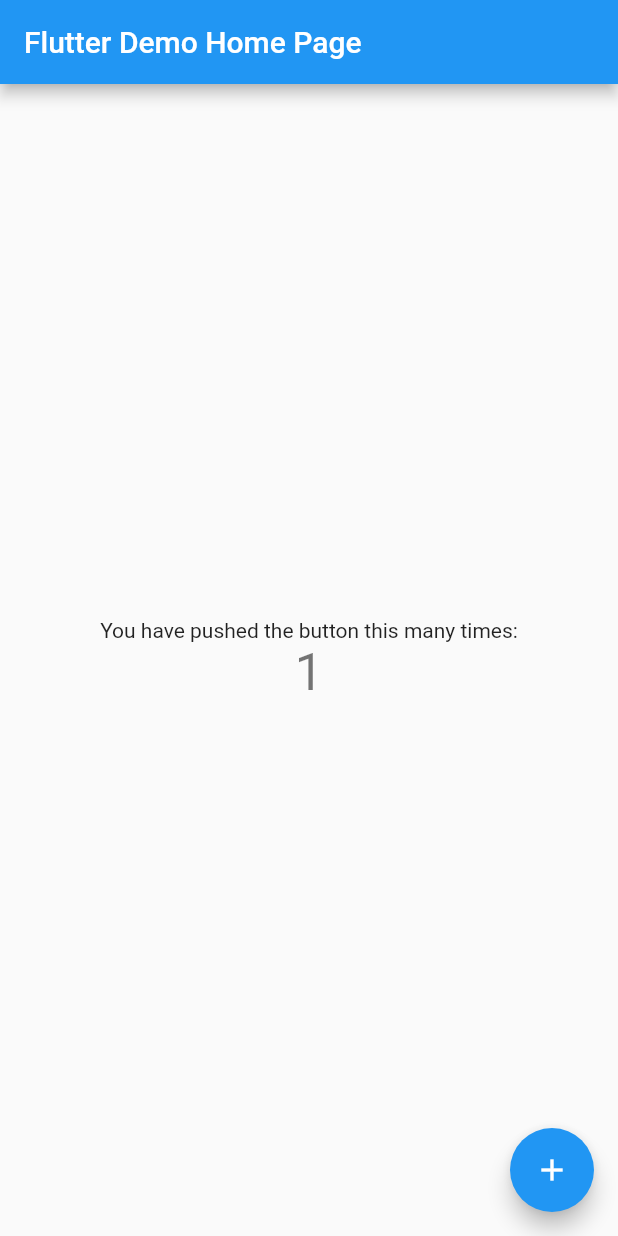
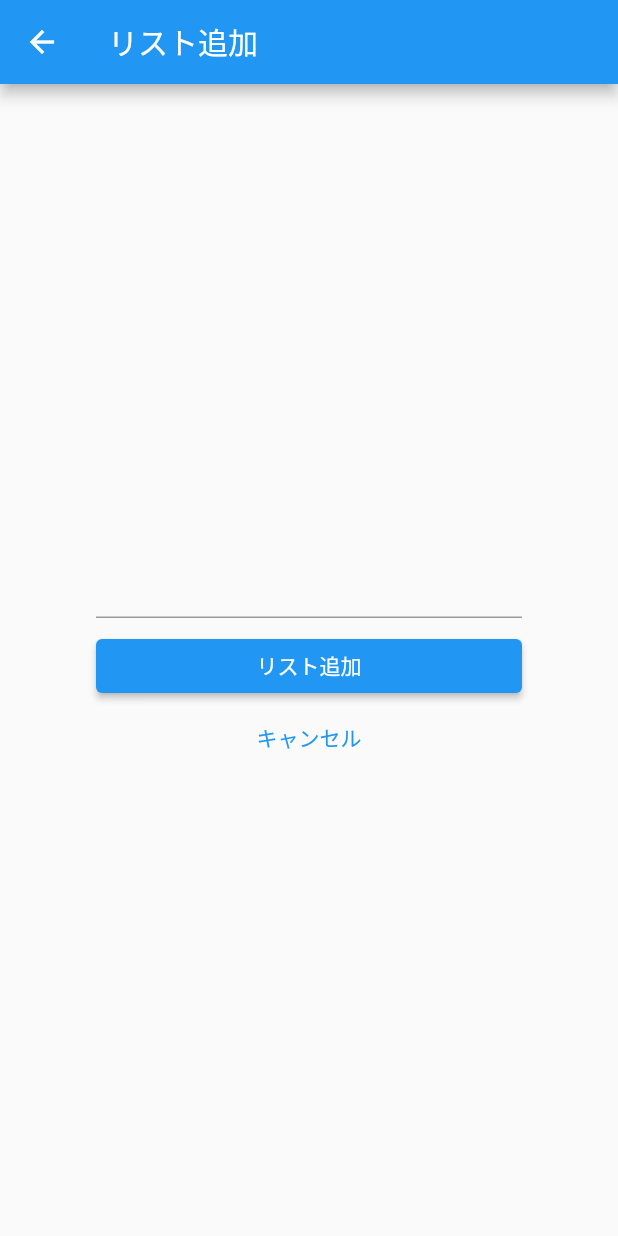
Before and after one commit to MorrisFreeman/flutter-todo, a Flutter app: the screen it shows after launch, after a tap on the "add" icon, on a phone screen of 412 x 824 dp. Run offline on Flutter 3.47's test engine with Material 2 defaults, Android fonts, the light colour scheme and no system bars.

Commit message:
feature todo

```diff
--- a/lib/main.dart
+++ b/lib/main.dart
@@ -1,113 +1,109 @@
 import 'package:flutter/material.dart';
 
 void main() {
-  runApp(MyApp());
+  runApp(MyTodoApp());
 }
 
-class MyApp extends StatelessWidget {
-  // This widget is the root of your application.
+class MyTodoApp extends StatelessWidget {
   @override
   Widget build(BuildContext context) {
     return MaterialApp(
       title: 'Flutter Demo',
       theme: ThemeData(
-        // This is the theme of your application.
-        //
-        // Try running your application with "flutter run". You'll see the
-        // application has a blue toolbar. Then, without quitting the app, try
-        // changing the primarySwatch below to Colors.green and then invoke
-        // "hot reload" (press "r" in the console where you ran "flutter run",
-        // or simply save your changes to "hot reload" in a Flutter IDE).
-        // Notice that the counter didn't reset back to zero; the application
-        // is not restarted.
         primarySwatch: Colors.blue,
       ),
-      home: MyHomePage(title: 'Flutter Demo Home Page'),
+      home: TodoListPage(),
     );
   }
 }
 
-class MyHomePage extends StatefulWidget {
-  MyHomePage({Key key, this.title}) : super(key: key);
-
-  // This widget is the home page of your application. It is stateful, meaning
-  // that it has a State object (defined below) that contains fields that affect
-  // how it looks.
-
-  // This class is the configuration for the state. It holds the values (in this
-  // case the title) provided by the parent (in this case the App widget) and
-  // used by the build method of the State. Fields in a Widget subclass are
-  // always marked "final".
-
-  final String title;
-
+class TodoListPage extends StatefulWidget {
   @override
-  _MyHomePageState createState() => _MyHomePageState();
+  _TodoListPageState createState() => _TodoListPageState();
 }
 
-class _MyHomePageState extends State<MyHomePage> {
-  int _counter = 0;
-
-  void _incrementCounter() {
-    setState(() {
-      // This call to setState tells the Flutter framework that something has
-      // changed in this State, which causes it to rerun the build method below
-      // so that the display can reflect the updated values. If we changed
-      // _counter without calling setState(), then the build method would not be
-      // called again, and so nothing would appear to happen.
-      _counter++;
-    });
-  }
+class _TodoListPageState extends State<TodoListPage> {
+  List<String> todoList = [];
 
   @override
   Widget build(BuildContext context) {
-    // This method is rerun every time setState is called, for instance as done
-    // by the _incrementCounter method above.
-    //
-    // The Flutter framework has been optimized to make rerunning build methods
-    // fast, so that you can just rebuild anything that needs updating rather
-    // than having to individually change instances of widgets.
     return Scaffold(
-      appBar: AppBar(
-        // Here we take the value from the MyHomePage object that was created by
-        // the App.build method, and use it to set our appbar title.
-        title: Text(widget.title),
+      appBar: AppBar(title: Text('リスト一覧')),
+      body: ListView.builder(
+        itemCount: todoList.length,
+        itemBuilder: (context, index) {
+          return Card(
+            child: ListTile(
+              title: Text(todoList[index]),
+            ),
+          );
+        },
       ),
-      body: Center(
-        // Center is a layout widget. It takes a single child and positions it
-        // in the middle of the parent.
+      floatingActionButton: FloatingActionButton(
+        onPressed: () async {
+          final newListText = await Navigator.of(context).push(
+            MaterialPageRoute(builder: (context) {
+              return TodoAddPage();
+            }),
+          );
+          if (newListText != null) {
+            setState(() {
+              todoList.add(newListText);
+            });
+          }
+        },
+        child: Icon(Icons.add),
+      ),
+    );
+  }
+}
+
+class TodoAddPage extends StatefulWidget {
+  @override
+  _TodoAddPageState createState() => _TodoAddPageState();
+}
+
+class _TodoAddPageState extends State<TodoAddPage> {
+  String _text = '';
+
+  @override
+  Widget build(BuildContext context) {
+    return Scaffold(
+      appBar: AppBar(title: Text('リスト追加')),
+      body: Container(
+        padding: EdgeInsets.all(64),
         child: Column(
-          // Column is also a layout widget. It takes a list of children and
-          // arranges them vertically. By default, it sizes itself to fit its
-          // children horizontally, and tries to be as tall as its parent.
-          //
-          // Invoke "debug painting" (press "p" in the console, choose the
-          // "Toggle Debug Paint" action from the Flutter Inspector in Android
-          // Studio, or the "Toggle Debug Paint" command in Visual Studio Code)
-          // to see the wireframe for each widget.
-          //
-          // Column has various properties to control how it sizes itself and
-          // how it positions its children. Here we use mainAxisAlignment to
-          // center the children vertically; the main axis here is the vertical
-          // axis because Columns are vertical (the cross axis would be
-          // horizontal).
           mainAxisAlignment: MainAxisAlignment.center,
           children: <Widget>[
-            Text(
-              'You have pushed the button this many times:',
+            TextField(
+              onChanged: (String value) {
+                setState(() {
+                  _text = value;
+                });
+              },
             ),
-            Text(
-              '$_counter',
-              style: Theme.of(context).textTheme.headline4,
+            const SizedBox(
+              height: 8,
             ),
+            Container(
+                width: double.infinity,
+                child: ElevatedButton(
+                  onPressed: () {
+                    Navigator.of(context).pop(_text);
+                  },
+                  child: Text('リスト追加', style: TextStyle(color: Colors.white)),
+                )),
+            Container(
+                width: double.infinity,
+                child: TextButton(
+                  onPressed: () {
+                    Navigator.of(context).pop();
+                  },
+                  child: Text('キャンセル'),
+                )),
           ],
         ),
       ),
-      floatingActionButton: FloatingActionButton(
-        onPressed: _incrementCounter,
-        tooltip: 'Increment',
-        child: Icon(Icons.add),
-      ), // This trailing comma makes auto-formatting nicer for build methods.
     );
   }
 }
```
